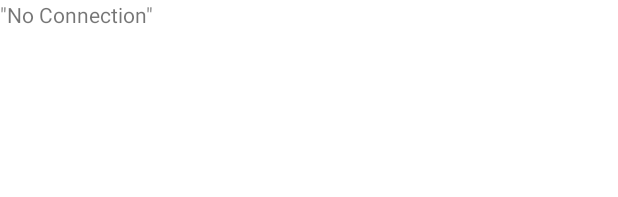
After one commit to diamondadam/CustomToolAndGrindingDataApp, an Android app: the layout fragment_no_connection.xml on its own in the app's theme, with its tools: preview values and no code run, on a phone screen of 412 x 824 dp. The commit adds this screen. Shown: the top 197 px of the screen. Run offline under Robolectric (Android 15) with nearby library versions, the phone set to English and light mode, and no system bars.

Commit message:
Cleaned up fragments, and reorganized  the file structure.

```diff
--- a/app/src/main/AndroidManifest.xml
+++ b/app/src/main/AndroidManifest.xml
@@ -10,7 +10,7 @@
         android:supportsRtl="true"
         android:theme="@style/Theme.CustomToolDataApp">
 
-        <activity android:name=".MainActivity">
+        <activity android:name=".activities.MainActivity">
             <intent-filter>
                 <action android:name="android.intent.action.MAIN" />
 
--- a/app/src/main/java/com/example/customtooldataapp/RecycleAdapter.java
+++ /dev/null
@@ -1,4 +0,0 @@
-package com.example.customtooldataapp;
-
-public class RecycleAdapter {
-}
--- /dev/null
+++ b/app/src/main/java/com/example/customtooldataapp/adapters/TransactionRecyclerAdapter.java
@@ -0,0 +1,4 @@
+package com.example.customtooldataapp.adapters;
+
+public class TransactionRecyclerAdapter {
+}
--- a/app/src/main/res/layout/fragment_current.xml
+++ b/app/src/main/res/layout/fragment_current.xml
@@ -3,7 +3,7 @@
     xmlns:tools="http://schemas.android.com/tools"
     android:layout_width="match_parent"
     android:layout_height="match_parent"
-    tools:context=".CurrentFragment">
+    tools:context=".fragments.CurrentFragment">
 
     <LinearLayout
         android:layout_width="match_parent"
@@ -16,6 +16,7 @@
             android:text="@string/current_fragment" />
 
         <androidx.recyclerview.widget.RecyclerView
+            android:id="@+id/current_recycler"
             android:layout_width="match_parent"
             android:layout_height="match_parent" />
     </LinearLayout>
--- /dev/null
+++ b/app/src/main/res/layout/fragment_no_connection.xml
@@ -0,0 +1,14 @@
+<?xml version="1.0" encoding="utf-8"?>
+<FrameLayout xmlns:android="http://schemas.android.com/apk/res/android"
+    xmlns:tools="http://schemas.android.com/tools"
+    android:layout_width="match_parent"
+    android:layout_height="match_parent"
+    tools:context=".fragments.NoConnectionFragment">
+
+    <!-- TODO: Update blank fragment layout -->
+    <TextView
+        android:layout_width="match_parent"
+        android:layout_height="match_parent"
+        android:text='"No Connection"' />
+
+</FrameLayout>
--- a/app/src/main/res/layout/fragment_past.xml
+++ b/app/src/main/res/layout/fragment_past.xml
@@ -3,7 +3,7 @@
     xmlns:tools="http://schemas.android.com/tools"
     android:layout_width="match_parent"
     android:layout_height="match_parent"
-    tools:context=".CurrentFragment">
+    tools:context=".fragments.CurrentFragment">
 
     <LinearLayout
         android:layout_width="match_parent"
@@ -13,9 +13,10 @@
         <TextView
             android:layout_width="match_parent"
             android:layout_height="wrap_content"
-            android:text="@string/current_fragment" />
+            android:text="@string/past_fragment" />
 
         <androidx.recyclerview.widget.RecyclerView
+            android:id="@+id/past_recycler"
             android:layout_width="match_parent"
             android:layout_height="match_parent" />
     </LinearLayout>
--- a/app/src/main/res/values/strings.xml
+++ b/app/src/main/res/values/strings.xml
@@ -7,4 +7,5 @@
     <string name="hello_blank_fragment">Hello blank fragment</string>
     <string name="add_new_job">Add New Job</string>
     <string name="current_fragment">current_fragment</string>
+    <string name="past_fragment">past_fragment</string>
 </resources>
```
Also changed, not shown: app/src/main/java/com/example/customtooldataapp/ViewPagerAdapter.java (deleted, +0 -58 lines), app/src/main/java/com/example/customtooldataapp/activities/MainActivity.java (renamed from app/src/main/java/com/example/customtooldataapp/MainActivity.java, +3 -8 lines), app/src/main/java/com/example/customtooldataapp/adapters/ViewPagerFragmentAdapter.java (renamed from app/src/main/java/com/example/customtooldataapp/ViewPagerFragmentAdapter.java, +11 -4 lines), app/src/main/java/com/example/customtooldataapp/fragments/CurrentFragment.java (renamed from app/src/main/java/com/example/customtooldataapp/CurrentFragment.java, +6 -22 lines), app/src/main/java/com/example/customtooldataapp/fragments/NoConnectionFragment.java (added, +49 -0 lines), app/src/main/java/com/example/customtooldataapp/fragments/PastFragment.java (renamed from app/src/main/java/com/example/customtooldataapp/PastFragment.java, +7 -18 lines).
